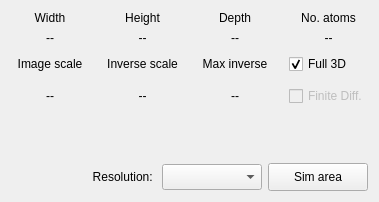
The window that src/gui/frames/simulationframe.ui (JJPPeters/clTEM) describes before a commit, drawn with Qt 5.
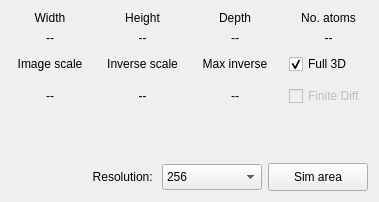
The same window after the commit.

```diff
--- a/src/gui/frames/simulationframe.ui
+++ b/src/gui/frames/simulationframe.ui
@@ -259,10 +259,10 @@
         </size>
        </property>
        <property name="currentText">
-        <string/>
+        <string>256</string>
        </property>
        <property name="currentIndex">
-        <number>-1</number>
+        <number>0</number>
        </property>
        <item>
         <property name="text">
```
Left out of the diff: 5 changed lines with no effect on the pictures.
